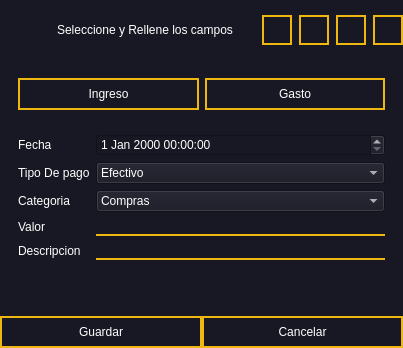
First picture: the form in ui/DatosDeTabla.ui, repository leonardo2322/Eva, before the edit.
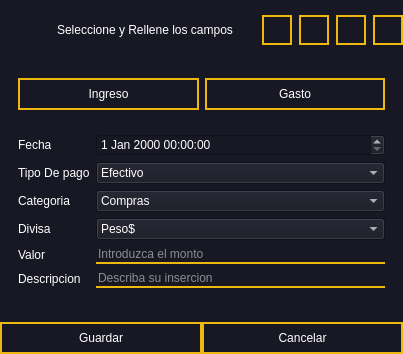
Second picture: the form after the edit. The open tabs and pages were chosen to show the change.

Commit message: creando tablas de eliminar y actualizar pasando funciones por props

The edit to the form file:
```diff
--- a/ui/DatosDeTabla.ui
+++ b/ui/DatosDeTabla.ui
@@ -7,7 +7,7 @@
     <x>0</x>
     <y>0</y>
     <width>403</width>
-    <height>348</height>
+    <height>354</height>
    </rect>
   </property>
   <property name="windowTitle">
@@ -442,25 +442,33 @@
                   </property>
                  </widget>
                 </item>
-                <item row="3" column="0">
+                <item row="4" column="0">
                  <widget class="QLabel" name="valorLabel">
                   <property name="text">
                    <string>Valor</string>
                   </property>
                  </widget>
                 </item>
-                <item row="3" column="1">
-                 <widget class="QLineEdit" name="valorLineEdit"/>
+                <item row="4" column="1">
+                 <widget class="QLineEdit" name="Inp_valorGas">
+                  <property name="placeholderText">
+                   <string>Introduzca el monto</string>
+                  </property>
+                 </widget>
                 </item>
-                <item row="4" column="0">
+                <item row="6" column="0">
                  <widget class="QLabel" name="descripcionLabel">
                   <property name="text">
                    <string>Descripcion</string>
                   </property>
                  </widget>
                 </item>
-                <item row="4" column="1">
-                 <widget class="QLineEdit" name="descripcionLineEdit"/>
+                <item row="6" column="1">
+                 <widget class="QLineEdit" name="Inp_descGas">
+                  <property name="placeholderText">
+                   <string>Describa su insercion</string>
+                  </property>
+                 </widget>
                 </item>
                 <item row="0" column="1">
                  <widget class="QDateTimeEdit" name="dateTimeEdit_2"/>
@@ -528,6 +536,37 @@
                   </item>
                  </widget>
                 </item>
+                <item row="3" column="0">
+                 <widget class="QLabel" name="label_8">
+                  <property name="text">
+                   <string>Divisa</string>
+                  </property>
+                 </widget>
+                </item>
+                <item row="3" column="1">
+                 <widget class="QComboBox" name="Cb_divisaGas">
+                  <item>
+                   <property name="text">
+                    <string>Peso$</string>
+                   </property>
+                  </item>
+                  <item>
+                   <property name="text">
+                    <string>Bolivares Bsf</string>
+                   </property>
+                  </item>
+                  <item>
+                   <property name="text">
+                    <string>Euros</string>
+                   </property>
+                  </item>
+                  <item>
+                   <property name="text">
+                    <string>Dollar$</string>
+                   </property>
+                  </item>
+                 </widget>
+                </item>
                </layout>
               </item>
              </layout>
```
Left out of the diff: 18 changed lines with no effect on the pictures. The commit also changes 16 other files.
